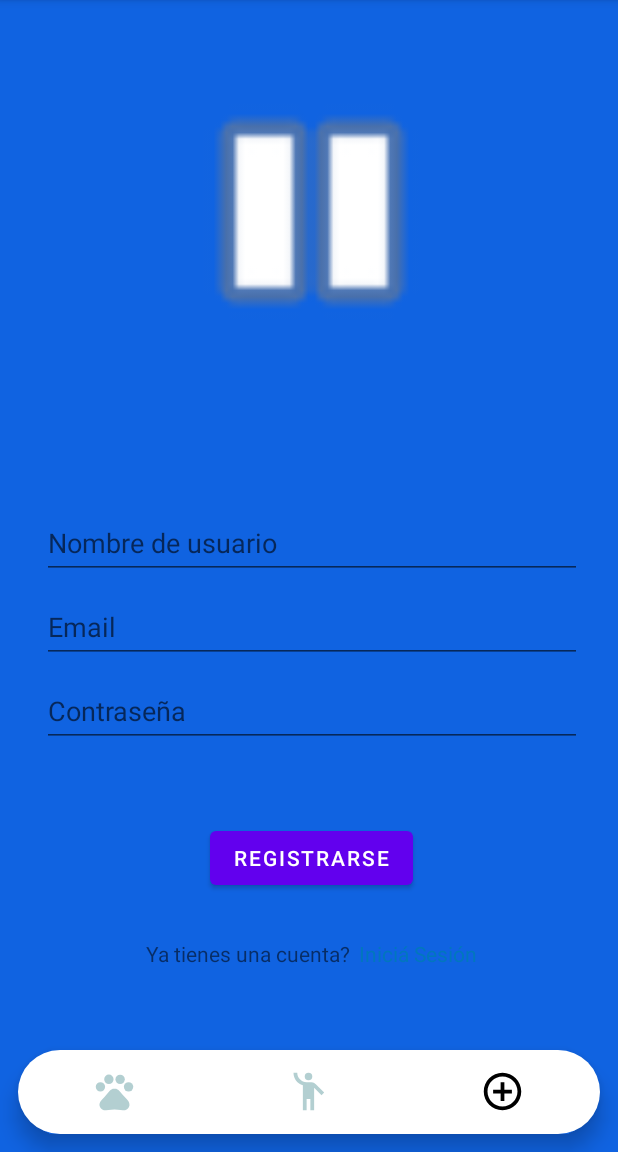
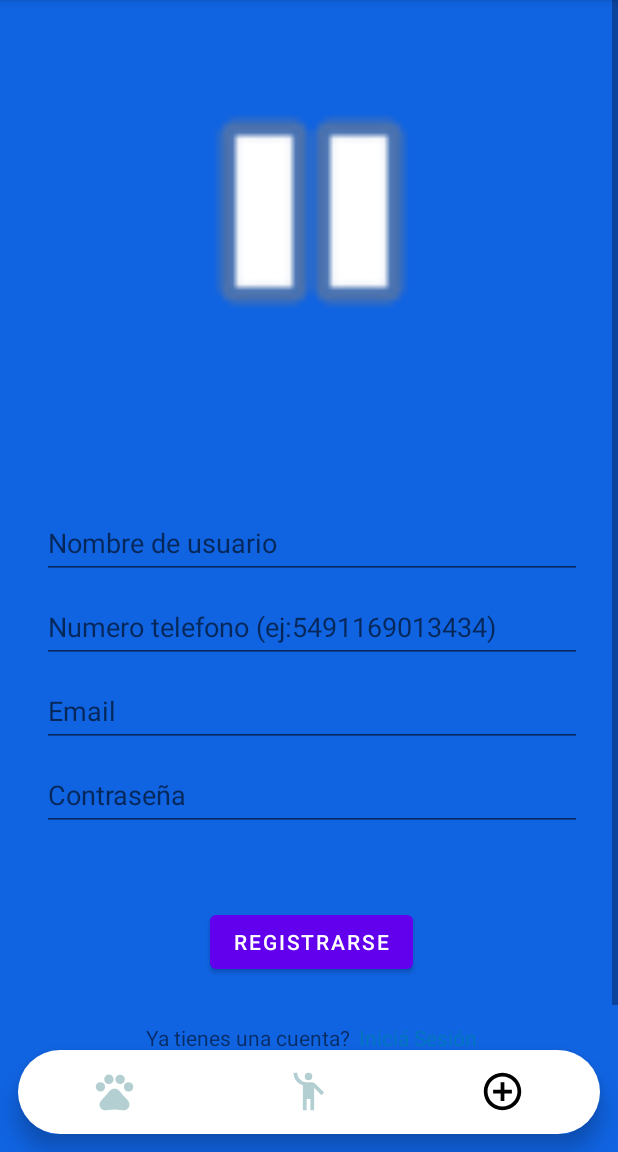
Before and after one commit to UTN-FRBA-Mobile/MissingPets, an Android app: the RegisterFragment screen opened through its navigation route, on a phone screen of 412 x 824 dp, the part 84-1236 px from its top. Run offline under Robolectric (Android 15) with nearby library versions, the phone set to English and light mode, and no system bars; our stand-ins replace navigation-ui.

Commit message:
Add phone number to RegisterFragment

```diff
--- a/app/src/main/res/layout/fragment_register.xml
+++ b/app/src/main/res/layout/fragment_register.xml
@@ -41,6 +41,18 @@
                 android:minHeight="48dp"
                 android:selectAllOnFocus="true"
                 android:singleLine="true" />
+
+            <EditText
+                android:id="@+id/et_phone_number"
+                android:layout_width="match_parent"
+                android:layout_height="match_parent"
+                android:layout_marginStart="24dp"
+                android:layout_marginTop="8dp"
+                android:layout_marginEnd="24dp"
+                android:ems="10"
+                android:hint="@string/input_phone_number"
+                android:inputType="phone"
+                android:minHeight="48dp" />
 
             <EditText
                 android:id="@+id/et_email_usuario_nuevo"
--- a/app/src/main/res/values/strings.xml
+++ b/app/src/main/res/values/strings.xml
@@ -46,6 +46,7 @@
     <string name="animal">Animal</string>
     <string name="date_from">Fecha desde</string>
     <string name="km">Km</string>
+    <string name="input_phone_number">Numero telefono (ej:5491169013434)</string>
     <string-array name="animals">
         <item>Perro</item>
         <item>Gato</item>
```
